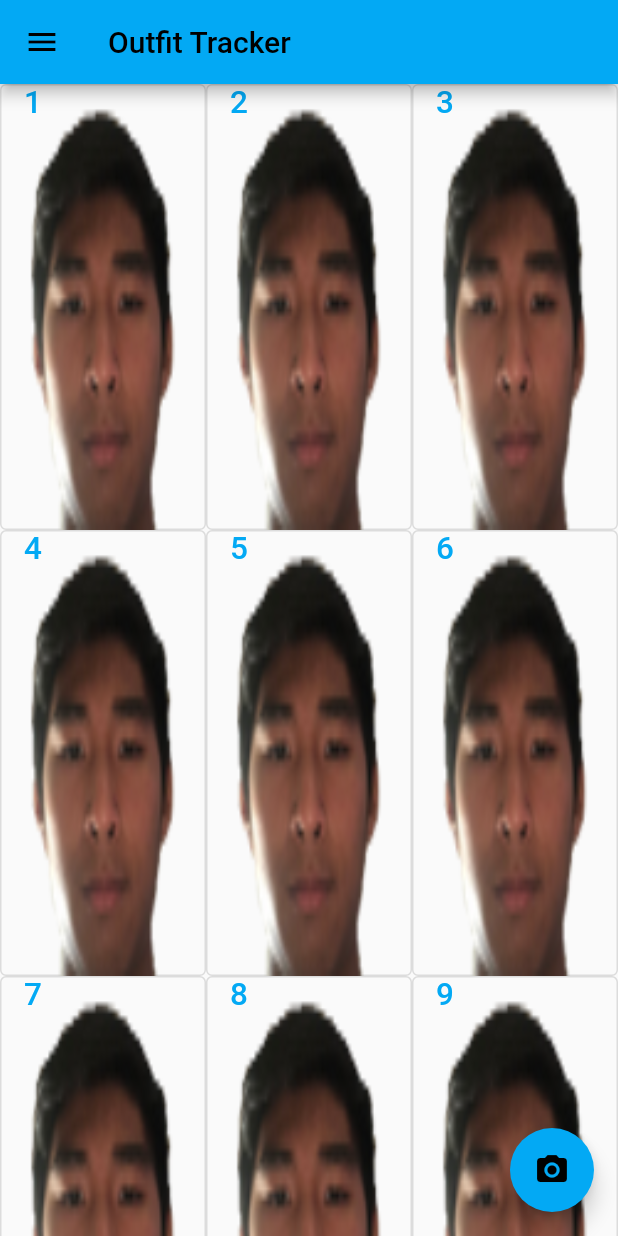
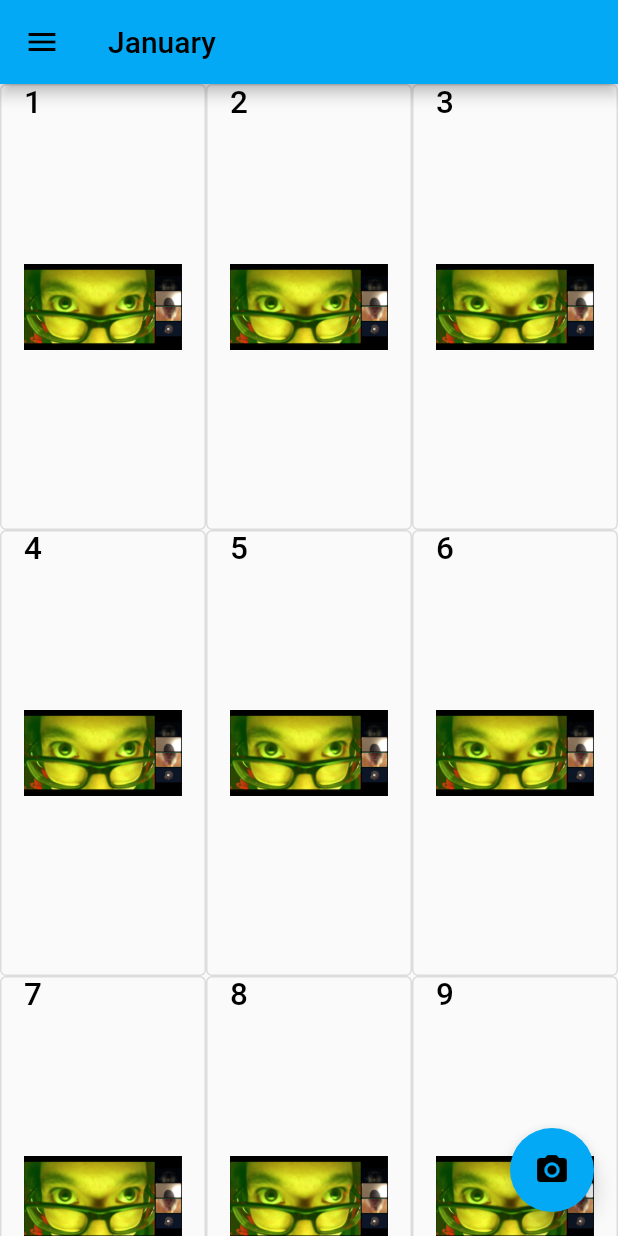
Before and after one commit to sicfran774/outfit_tracker, a Flutter app: the screen it shows after launch, on a phone screen of 412 x 824 dp. Run offline on Flutter 3.47's test engine with Material 2 defaults, Android fonts, the phone set to English and light mode, and no system bars; our stand-ins replace camera.

Commit message:
UI progress

```diff
--- a/lib/camera_page.dart
+++ b/lib/camera_page.dart
@@ -46,6 +46,7 @@ class TakePictureScreenState extends State<TakePictureScreen> {
   @override
   Widget build(BuildContext context) {
     return Scaffold(
+      backgroundColor: Colors.black,
       appBar: AppBar(title: const Text('Take a picture')),
       // You must wait until the controller is initialized before displaying the
       // camera preview. Use a FutureBuilder to display a loading spinner until the
@@ -121,7 +122,9 @@ class DisplayPictureScreen extends StatelessWidget {
           children: [
             FloatingActionButton(
               child: const Icon(Icons.cancel),
-              onPressed: () {},
+              onPressed: () {
+                Navigator.pop(context);
+              },
               heroTag: "left",
             ),
             FloatingActionButton(
--- a/lib/main.dart
+++ b/lib/main.dart
@@ -2,7 +2,7 @@ import 'package:camera/camera.dart';
 import 'package:flutter/material.dart';
 import 'camera_page.dart';
 
-var firstCamera;
+late var firstCamera;
 
 Future<void> main() async {
 // Ensure that plugin services are initialized so that `availableCameras()`
@@ -22,50 +22,64 @@ class MyApp extends StatelessWidget {
   @override
   Widget build(BuildContext context) {
     return MaterialApp(
-      title: 'Flutter Demo',
-      theme: ThemeData(
-        primarySwatch: Colors.lightBlue,
-      ),
-      home: const MyHomePage(
-        title: 'Outfit Tracker',
-      ),
-    );
+        title: 'Flutter Demo',
+        theme: ThemeData(
+          primarySwatch: Colors.lightBlue,
+        ),
+        home: const MyHomePage());
   }
 }
 
 class MyHomePage extends StatefulWidget {
-  const MyHomePage({Key? key, required this.title}) : super(key: key);
-
-  final String title;
+  const MyHomePage({Key? key}) : super(key: key);
   @override
   State<MyHomePage> createState() => _MyHomePageState();
 }
 
 class _MyHomePageState extends State<MyHomePage> {
-  /*int _counter = 0;
+  String month = "January";
+  int _counter = 31;
+  double _zoom = 150;
 
   void _incrementCounter() {
     setState(() {
       _counter++;
     });
-  }*/
+  }
+
+  void _changeMonth() {
+    setState(() {
+      month += "lol";
+    });
+  }
+
+  void _zoomIn() {
+    setState(() {
+      _zoom -= 30;
+    });
+  }
+
+  void _zoomOut() {
+    setState(() {
+      _zoom += 30;
+    });
+  }
 
   @override
   Widget build(BuildContext context) {
     return Scaffold(
       appBar: AppBar(
-        title: Text(widget.title),
+        title: Text(month),
       ),
       body: GridView.builder(
-        gridDelegate: const SliverGridDelegateWithMaxCrossAxisExtent(
-            maxCrossAxisExtent: 150,
+        gridDelegate: SliverGridDelegateWithMaxCrossAxisExtent(
+            maxCrossAxisExtent: _zoom,
             childAspectRatio: (375 /
                 812)), //(width / height) of each image:: this is for iphone 11 pro),
         primary:
             true, //This means that user can scroll farther than loaded in by flutter
-        itemCount: 31,
-        itemBuilder: (context, index) =>
-            calendarButton(AssetImage("assets/images/franFace.png"), index),
+        itemCount: _counter,
+        itemBuilder: (context, index) => calendarButton(index),
       ),
       floatingActionButton: FloatingActionButton(
           child: const Icon(Icons.camera_alt),
@@ -73,14 +87,60 @@ class _MyHomePageState extends State<MyHomePage> {
             Navigator.push(
                 context,
                 MaterialPageRoute(
-                  builder: (context) => TakePictureScreen(camera: firstCamera),
+                  builder: (context) => TakePictureScreen(
+                      camera:
+                          firstCamera), //If camera button is pressed, go to camera screen
                 ));
           }),
-      drawer: const Drawer(child: Center(child: Text("your mom hehe"))),
+      drawer: SizedBox(
+        width: 250,
+        child: Drawer(
+          child: Container(
+            padding: const EdgeInsets.only(top: 30),
+            child: Column(
+              children: [
+                const Text("Outfit Tracker",
+                    style: TextStyle(
+                        fontSize: 20,
+                        color: Colors.blue,
+                        fontWeight: FontWeight.bold)),
+                ElevatedButton(
+                    onPressed: () {
+                      if (_zoom > 60) _zoomIn();
+                    },
+                    child: Row(
+                      children: const [
+                        Icon(Icons.calendar_month_outlined),
+                        Text("Change Month"),
+                      ],
+                    )),
+                ElevatedButton(
+                    onPressed: () {
+                      if (_zoom < 150) _zoomOut();
+                    },
+                    child: Row(
+                      children: const [
+                        Icon(Icons.info),
+                        Text("About"),
+                      ],
+                    )),
+                ElevatedButton(
+                    onPressed: () {},
+                    child: Row(
+                      children: const [
+                        Icon(Icons.handyman),
+                        Text("Settings"),
+                      ],
+                    )),
+              ],
+            ),
+          ),
+        ),
+      ),
     );
   }
 
-  Widget calendarButton(AssetImage assetPath, int index) {
+  Widget calendarButton(int index) {
     return OutlinedButton(
       child: Container(
         alignment: Alignment.topLeft,
@@ -88,11 +148,12 @@ class _MyHomePageState extends State<MyHomePage> {
           (index + 1).toString(),
           textAlign: TextAlign.left,
           textScaleFactor: 1.5,
+          style: const TextStyle(color: Colors.black),
         ),
-        decoration: BoxDecoration(
+        decoration: const BoxDecoration(
           image: DecorationImage(
-            fit: BoxFit.fill,
-            image: assetPath,
+            fit: BoxFit.contain,
+            image: AssetImage("assets/images/wowie.png"),
           ),
         ),
       ),
--- a/lib/save_photo.dart
+++ /dev/null
@@ -1,3 +0,0 @@
-/*class SavePhoto{
-  SavePhoto()
-}*/
```
